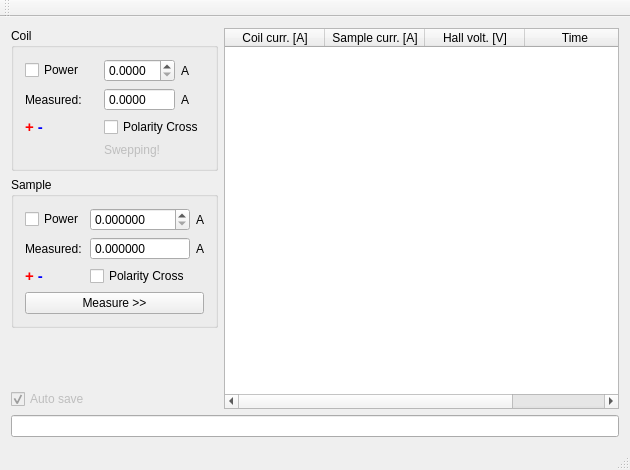
Above: src/mainwindow.ui from mBr001/hall before the change. Below: the same form after it.
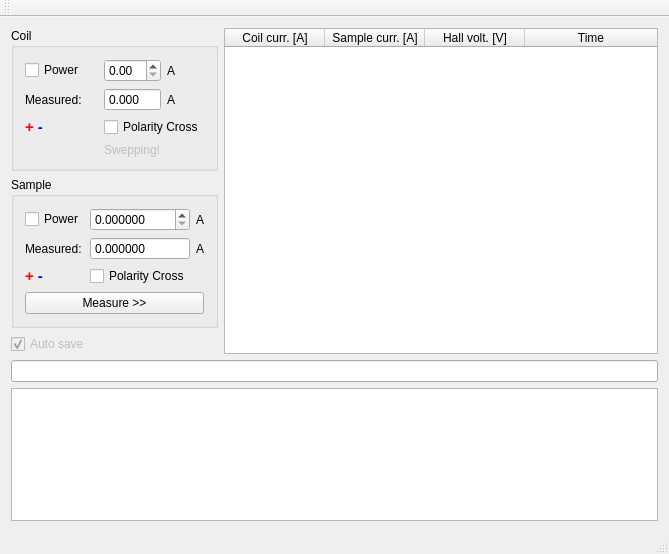
That is the form after the change.

The edit to the form file:
```diff
--- a/src/mainwindow.ui
+++ b/src/mainwindow.ui
@@ -6,8 +6,8 @@
    <rect>
     <x>0</x>
     <y>0</y>
-    <width>630</width>
-    <height>470</height>
+    <width>669</width>
+    <height>554</height>
    </rect>
   </property>
   <property name="windowTitle">
@@ -56,7 +56,10 @@
        <item row="0" column="2">
         <widget class="QDoubleSpinBox" name="coilCurrDoubleSpinBox">
          <property name="decimals">
-          <number>4</number>
+          <number>2</number>
+         </property>
+         <property name="singleStep">
+          <double>0.010000000000000</double>
          </property>
         </widget>
        </item>
@@ -76,7 +79,7 @@
           <enum>QAbstractSpinBox::NoButtons</enum>
          </property>
          <property name="decimals">
-          <number>4</number>
+          <number>3</number>
          </property>
         </widget>
        </item>
@@ -100,7 +103,7 @@
       </layout>
      </widget>
     </item>
-    <item row="0" column="1" rowspan="7" colspan="2">
+    <item row="0" column="1" rowspan="7">
      <widget class="QTableWidget" name="dataTableWidget">
       <attribute name="horizontalHeaderStretchLastSection">
        <bool>true</bool>
@@ -222,7 +225,7 @@
       </layout>
      </widget>
     </item>
-    <item row="7" column="0" colspan="3">
+    <item row="7" column="0" colspan="2">
      <widget class="QLineEdit" name="lineEdit">
       <property name="readOnly">
        <bool>true</bool>
@@ -242,6 +245,9 @@
       </property>
      </widget>
     </item>
+    <item row="8" column="0" colspan="2">
+     <widget class="QPlainTextEdit" name="plainTextEdit"/>
+    </item>
    </layout>
   </widget>
   <widget class="QToolBar" name="mainToolBar">
```
Left out of the diff: 8 changed lines with no effect on the pictures.
